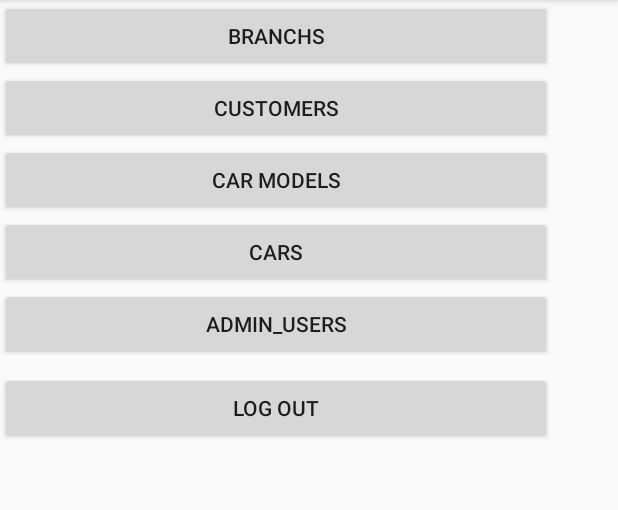
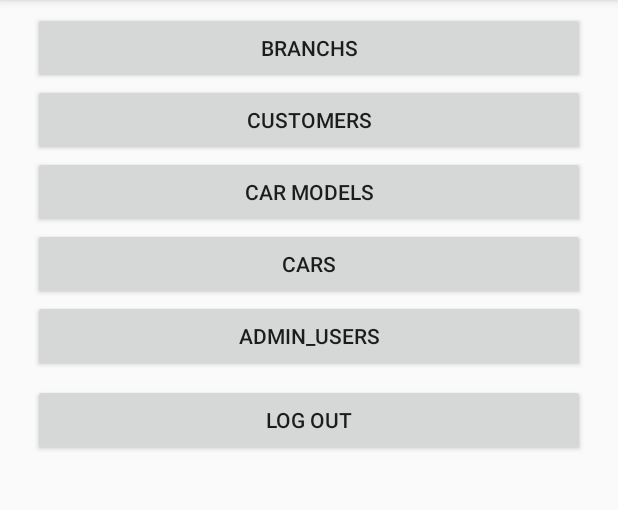
Before and after one commit to Chizkiyahu/TakeAndGo, an Android app: the MainActivity screen opened directly, with no data from a screen before it, on a phone screen of 412 x 824 dp, the part 84-594 px from its top. Run offline under Robolectric (Android 15) with nearby library versions, the phone set to English and light mode, and no system bars.

```diff
--- a/app/src/main/AndroidManifest.xml
+++ b/app/src/main/AndroidManifest.xml
@@ -22,6 +22,7 @@
             </intent-filter>
         </activity>
         <activity android:name=".controller.LoginActivity" />
+        <activity android:name=".controller.BranchsActivity"></activity>
     </application>
 
 </manifest>
--- a/app/src/main/java/com/example/chizkiyahuandchaskyh/takeandgo/model/entities/Car.java
+++ b/app/src/main/java/com/example/chizkiyahuandchaskyh/takeandgo/model/entities/Car.java
@@ -6,7 +6,7 @@ public class Car  {
     protected int  branchID;
     protected int km;
 
-    public Car(int id, int branchID, int km, int modelID) {
+    public Car(int id, int branchID, int km, CarModel model) {
         this.id = id;
         this.branchID = branchID;
         this.km = km;
--- a/app/src/main/res/layout/activity_main.xml
+++ b/app/src/main/res/layout/activity_main.xml
@@ -10,9 +10,15 @@
     <LinearLayout
         android:layout_width="368dp"
         android:layout_height="495dp"
+        android:layout_marginEnd="8dp"
+        android:layout_marginLeft="8dp"
+        android:layout_marginRight="8dp"
+        android:layout_marginStart="8dp"
+        android:layout_marginTop="8dp"
         android:orientation="vertical"
-        tools:layout_editor_absoluteX="8dp"
-        tools:layout_editor_absoluteY="8dp">
+        app:layout_constraintEnd_toEndOf="parent"
+        app:layout_constraintStart_toStartOf="parent"
+        app:layout_constraintTop_toTopOf="parent">
 
         <Button
             android:id="@+id/branchs_button"
@@ -43,6 +49,7 @@
             android:layout_width="match_parent"
             android:layout_height="wrap_content"
             android:text="Admin_users" />
+
         <Button
             android:id="@+id/log_out_button"
             android:layout_width="match_parent"
```
Also changed, not shown: app/src/main/java/com/example/chizkiyahuandchaskyh/takeandgo/controller/BranchsActivity.java (added, +15 -0 lines), app/src/main/res/layout/activity_branchs.xml (added, +9 -0 lines).
